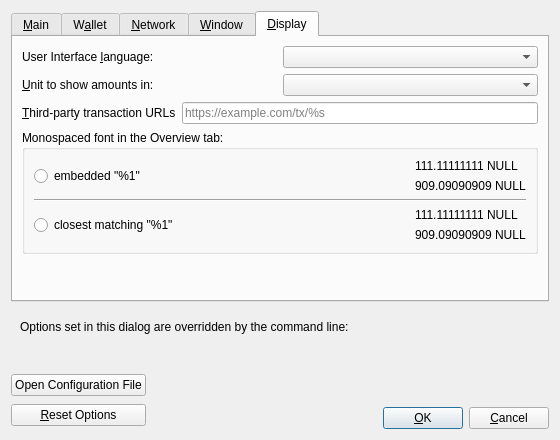
Qt form src/qt/forms/optionsdialog.ui (Nemo-Nullis/NULLION) before a commit.
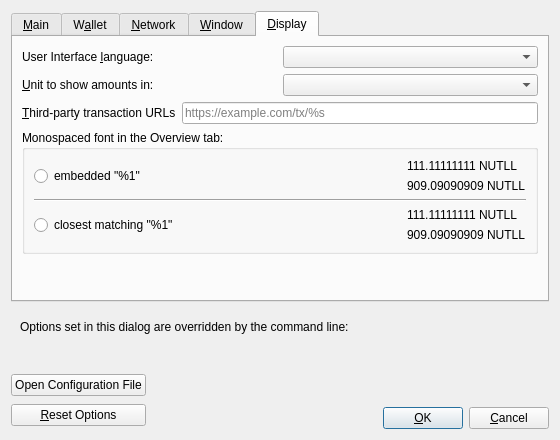
The same form after that commit. The open tabs and pages were chosen to show the change. Custom widgets are drawn as their Qt base class.

What changed in the file:
```diff
--- a/src/qt/forms/optionsdialog.ui
+++ b/src/qt/forms/optionsdialog.ui
@@ -804,14 +804,14 @@
               <item>
                <widget class="QLabel" name="embeddedFont_label_1">
                 <property name="text">
-                 <string notr="true">111.11111111 NULL</string>
+                 <string notr="true">111.11111111 NUTLL</string>
                 </property>
                </widget>
               </item>
               <item>
                <widget class="QLabel" name="embeddedFont_label_9">
                 <property name="text">
-                 <string notr="true">909.09090909 NULL</string>
+                 <string notr="true">909.09090909 NUTLL</string>
                 </property>
                </widget>
               </item>
@@ -853,14 +853,14 @@
               <item>
                <widget class="QLabel" name="systemFont_label_1">
                 <property name="text">
-                 <string notr="true">111.11111111 NULL</string>
+                 <string notr="true">111.11111111 NUTLL</string>
                 </property>
                </widget>
               </item>
               <item>
                <widget class="QLabel" name="systemFont_label_9">
                 <property name="text">
-                 <string notr="true">909.09090909 NULL</string>
+                 <string notr="true">909.09090909 NUTLL</string>
                 </property>
                </widget>
               </item>
```
